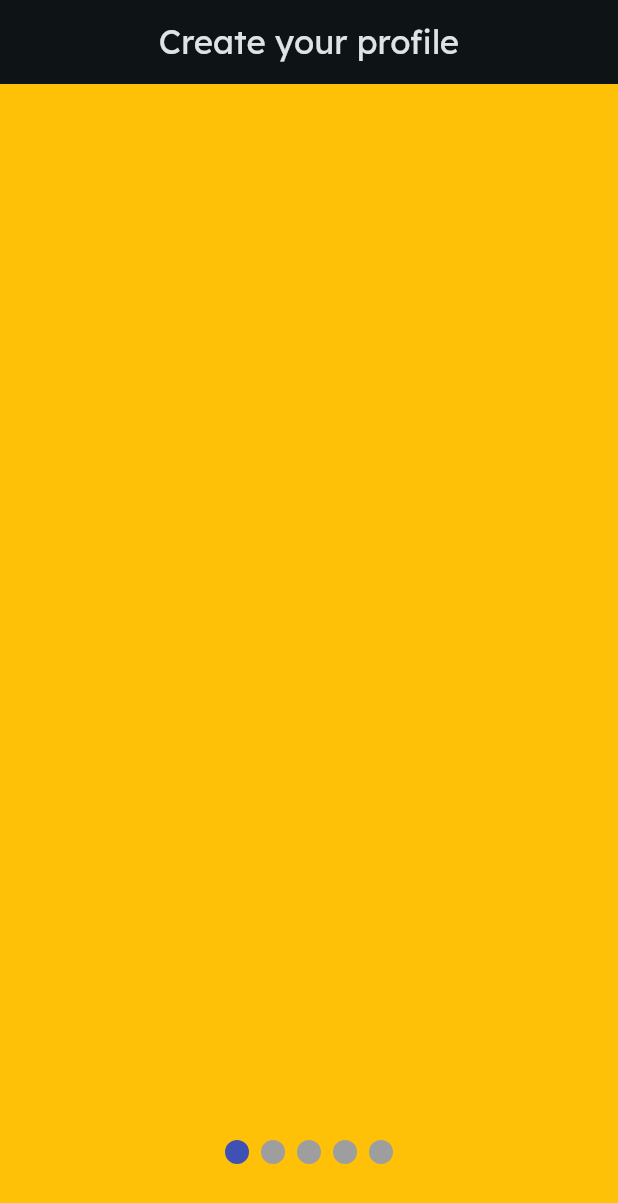
After one commit to DCXan/apolli, a Flutter app: the screen it shows after launch, on a phone screen of 412 x 824 dp. The commit adds this screen. Shown: the top 1203 px of the screen. Run offline on Flutter 3.47's test engine with Material 3 defaults, Android fonts, the light colour scheme and no system bars; drawn by our look-alikes of smooth_page_indicator; our stand-ins replace google_fonts.

Commit message:
create onboarding pages and progress bar

```diff
--- a/apolli/lib/main.dart
+++ b/apolli/lib/main.dart
@@ -1,3 +1,4 @@
+import 'package:apolli/onboarding/onboarding_flow.dart';
 import 'package:apolli/ui/navbar.dart';
 import 'package:flutter/material.dart';
 import 'package:google_fonts/google_fonts.dart';
@@ -23,7 +24,8 @@ class MainApp extends StatelessWidget {
     return MaterialApp(
       theme: theme,
       home: const Scaffold(
-        body: Navbar(),
+        // body: Navbar(),
+        body: OnboardingFlow(),
       ),
     );
   }
--- /dev/null
+++ b/apolli/lib/onboarding/onboarding_flow.dart
@@ -0,0 +1,64 @@
+import 'package:flutter/material.dart';
+import 'package:smooth_page_indicator/smooth_page_indicator.dart';
+
+class OnboardingFlow extends StatefulWidget {
+  const OnboardingFlow({super.key});
+
+  @override
+  State<OnboardingFlow> createState() => _OnboardingFlowState();
+}
+
+class _OnboardingFlowState extends State<OnboardingFlow> {
+  final _controller = PageController(initialPage: 0);
+
+  void _goToPage(index) {
+    _controller.animateToPage(index,
+        duration: const Duration(milliseconds: 250), curve: Curves.easeIn);
+  }
+
+  @override
+  Widget build(BuildContext context) {
+    return Scaffold(
+      appBar: AppBar(
+        centerTitle: true,
+        title: const Text(
+          'Create your profile',
+        ),
+      ),
+      body: Stack(
+        children: [
+          PageView(
+            controller: _controller,
+            children: [
+              Container(
+                color: Colors.amber,
+              ),
+              Container(
+                color: Colors.lightGreen,
+              ),
+              Container(
+                color: Colors.blue,
+              ),
+              Container(
+                color: Colors.deepPurple,
+              ),
+              Container(
+                color: Colors.deepOrange,
+              ),
+            ],
+          ),
+          Container(
+              alignment: Alignment.bottomCenter,
+              padding: const EdgeInsets.only(bottom: 48),
+              child: SmoothPageIndicator(
+                onDotClicked: (index) {
+                  _goToPage(index);
+                },
+                controller: _controller,
+                count: 5,
+              ))
+        ],
+      ),
+    );
+  }
+}
--- a/apolli/pubspec.yaml
+++ b/apolli/pubspec.yaml
@@ -11,6 +11,7 @@ dependencies:
   flutter:
     sdk: flutter
   google_fonts: ^6.1.0
+  smooth_page_indicator: ^1.1.0
 
 dev_dependencies:
   flutter_test:
```
Also changed, not shown: apolli/pubspec.lock.
